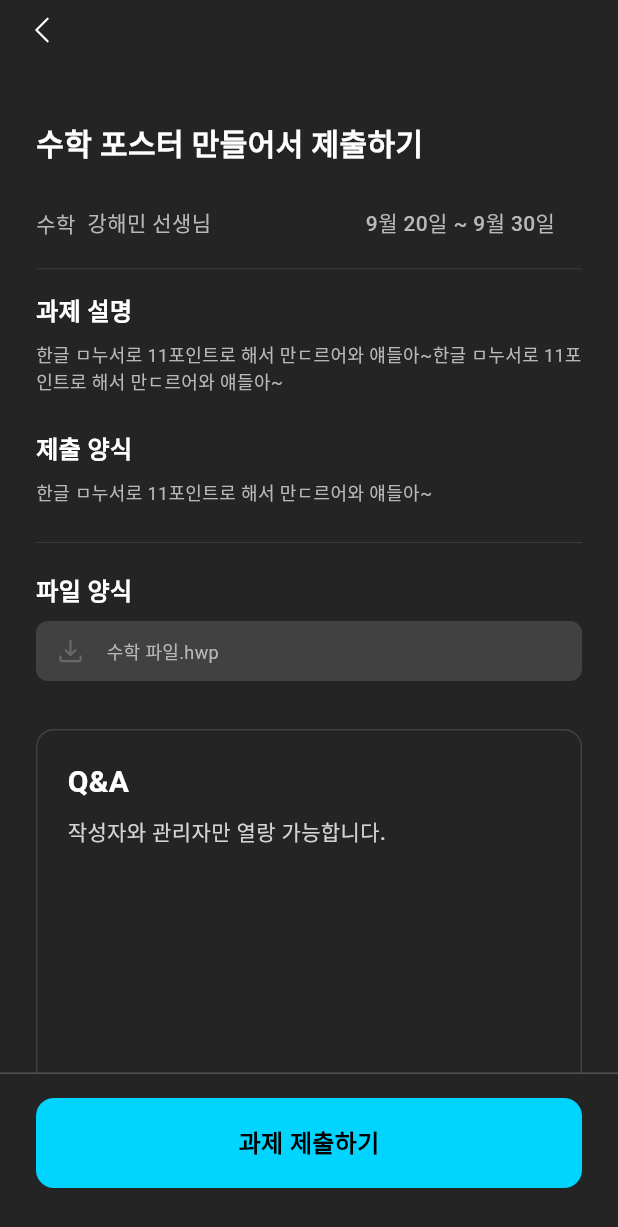
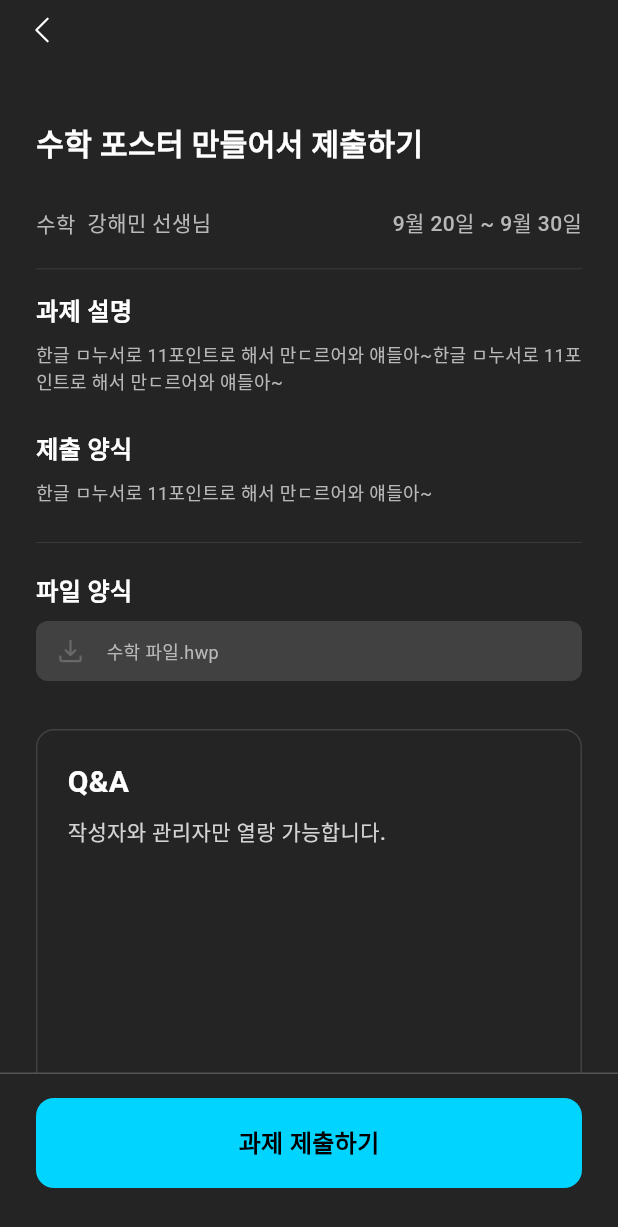
Before and after one commit to Project-After-School/dcz-flutter, a Flutter app: the MainDetailScreen screen opened by its route, on a phone screen of 412 x 824 dp. Shown: the top 1227 px of the screen. Run offline on Flutter 3.47's test engine with Material 3 defaults, Android fonts, the phone set to English and light mode, and no system bars; our stand-ins replace dio, file_picker, flutter_riverpod, flutter_secure_storage, flutter_svg, go_router and 1 more; accounts and stored records are empty; Roboto replaces fonts that are missing (Pretendard).

```diff
--- a/lib/presentation/main_detail/widget/main_detail_title_widget.dart
+++ b/lib/presentation/main_detail/widget/main_detail_title_widget.dart
@@ -13,11 +13,15 @@ class MainDetailTitleWidget extends StatelessWidget {
         Text('수학 포스터 만들어서 제출하기', style: DCZTextStyle.heading4(color: DCZColor.white),),
         const SizedBox(height: 28),
         Row(
+          mainAxisAlignment: MainAxisAlignment.spaceBetween,
           children: [
-            Text('수학', style: DCZTextStyle.body3(color: DCZColor.gray200),),
-            const SizedBox(width: 8),
-            Text('강해민 선생님', style: DCZTextStyle.body3(color: DCZColor.gray200),),
-            const SizedBox(width: 103),
+            Row(
+              children: [
+                Text('수학', style: DCZTextStyle.body3(color: DCZColor.gray200),),
+                const SizedBox(width: 8),
+                Text('강해민 선생님', style: DCZTextStyle.body3(color: DCZColor.gray200),),
+              ],
+            ),
             Text('9월 20일 ~ 9월 30일', style: DCZTextStyle.body3(color: DCZColor.gray200),)
           ],
         )
```
